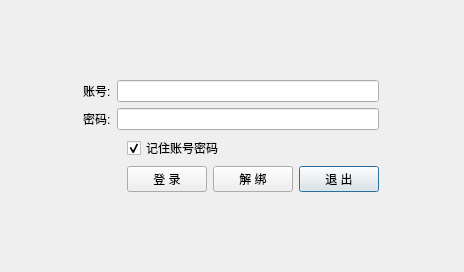
This is client/ui/wnd_login.ui in decenfrontier/PyNetAuth as Qt 5 draws it before an edit. The edited form follows.
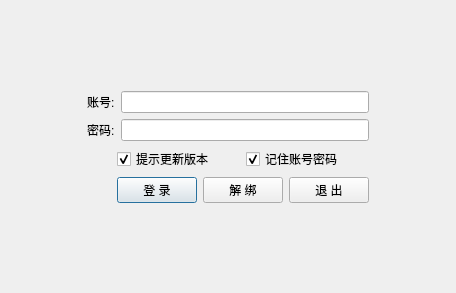
This is the edited form.

Patch:
```diff
--- a/client/ui/wnd_login.ui
+++ b/client/ui/wnd_login.ui
@@ -6,8 +6,8 @@
    <rect>
     <x>0</x>
     <y>0</y>
-    <width>464</width>
-    <height>272</height>
+    <width>456</width>
+    <height>293</height>
    </rect>
   </property>
   <property name="windowTitle">
@@ -24,8 +24,8 @@
     <rect>
      <x>0</x>
      <y>0</y>
-     <width>461</width>
-     <height>271</height>
+     <width>456</width>
+     <height>294</height>
     </rect>
    </property>
    <property name="toolTip">
@@ -78,18 +78,8 @@
          </spacer>
         </item>
         <item row="1" column="1">
-         <layout class="QGridLayout" name="gridLayout">
-          <item row="3" column="3">
-           <widget class="QPushButton" name="btn_exit">
-            <property name="cursor">
-             <cursorShape>PointingHandCursor</cursorShape>
-            </property>
-            <property name="text">
-             <string>退 出</string>
-            </property>
-           </widget>
-          </item>
-          <item row="0" column="0" colspan="4">
+         <layout class="QVBoxLayout" name="verticalLayout_3">
+          <item>
            <layout class="QGridLayout" name="gridLayout_2">
             <item row="0" column="1">
              <widget class="QLineEdit" name="edt_login_account">
@@ -130,7 +120,42 @@
             </item>
            </layout>
           </item>
-          <item row="3" column="1">
+          <item>
+           <layout class="QGridLayout" name="gridLayout">
+            <item row="0" column="0" rowspan="2">
+             <spacer name="horizontalSpacer_3">
+              <property name="orientation">
+               <enum>Qt::Horizontal</enum>
+              </property>
+              <property name="sizeHint" stdset="0">
+               <size>
+                <width>30</width>
+                <height>20</height>
+               </size>
+              </property>
+             </spacer>
+            </item>
+            <item row="0" column="1" colspan="2">
+             <widget class="QCheckBox" name="chk_login_update">
+              <property name="text">
+               <string>提示更新版本</string>
+              </property>
+              <property name="checked">
+               <bool>true</bool>
+              </property>
+             </widget>
+            </item>
+            <item row="0" column="3" colspan="2">
+             <widget class="QCheckBox" name="chk_login_remember">
+              <property name="text">
+               <string>记住账号密码</string>
+              </property>
+              <property name="checked">
+               <bool>true</bool>
+              </property>
+             </widget>
+            </item>
+            <item row="1" column="1">
            <widget class="QPushButton" name="btn_login">
             <property name="cursor">
              <cursorShape>PointingHandCursor</cursorShape>
@@ -143,20 +168,7 @@
             </property>
            </widget>
           </item>
-          <item row="3" column="0">
-           <spacer name="horizontalSpacer_3">
-            <property name="orientation">
-             <enum>Qt::Horizontal</enum>
-            </property>
-            <property name="sizeHint" stdset="0">
-             <size>
-              <width>40</width>
-              <height>20</height>
-             </size>
-            </property>
-           </spacer>
-          </item>
-          <item row="3" column="2">
+            <item row="1" column="2" colspan="2">
            <widget class="QPushButton" name="btn_unbind">
             <property name="cursor">
              <cursorShape>PointingHandCursor</cursorShape>
@@ -169,15 +181,17 @@
             </property>
            </widget>
           </item>
-          <item row="2" column="1" colspan="3">
-           <widget class="QCheckBox" name="chk_login_remember">
+            <item row="1" column="4">
+             <widget class="QPushButton" name="btn_exit">
+              <property name="cursor">
+               <cursorShape>PointingHandCursor</cursorShape>
+              </property>
             <property name="text">
-             <string>记住账号密码</string>
-            </property>
-            <property name="checked">
-             <bool>true</bool>
-            </property>
-           </widget>
+               <string>退 出</string>
+              </property>
+             </widget>
+            </item>
+           </layout>
           </item>
          </layout>
         </item>
```
Left out of the diff: 1 changed line with no effect on the pictures. Lines whose indentation alone changed are shown as unchanged.
